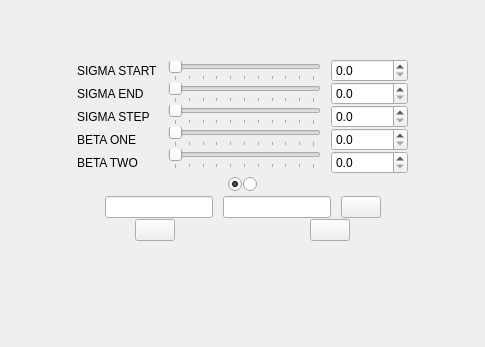
The window that ui/frangi_detektor.ui (RaphCucul/Image-registration-GUI) describes before a commit, drawn with Qt 5.
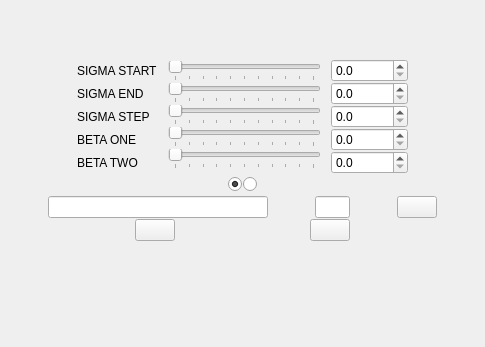
The same window after the commit. Icons and pictures are not drawn.

```diff
--- a/ui/frangi_detektor.ui
+++ b/ui/frangi_detektor.ui
@@ -330,23 +330,10 @@
     </layout>
    </item>
    <item>
-    <layout class="QHBoxLayout" name="HL_vyberVideaSnimku" stretch="2,1,2,1,2,1,2">
+    <layout class="QHBoxLayout" name="HL_vyberVideaSnimku" stretch="1,1,1">
      <property name="spacing">
       <number>0</number>
      </property>
-     <item>
-      <spacer name="horizontalSpacer_6">
-       <property name="orientation">
-        <enum>Qt::Horizontal</enum>
-       </property>
-       <property name="sizeHint" stdset="0">
-        <size>
-         <width>40</width>
-         <height>20</height>
-        </size>
-       </property>
-      </spacer>
-     </item>
      <item>
       <widget class="QLineEdit" name="chosenFile">
        <property name="sizePolicy">
@@ -355,6 +342,12 @@
          <verstretch>0</verstretch>
         </sizepolicy>
        </property>
+       <property name="maximumSize">
+        <size>
+         <width>220</width>
+         <height>16777215</height>
+        </size>
+       </property>
        <property name="text">
         <string/>
        </property>
@@ -363,22 +356,6 @@
        </property>
       </widget>
      </item>
-     <item>
-      <spacer name="horizontalSpacer_3">
-       <property name="orientation">
-        <enum>Qt::Horizontal</enum>
-       </property>
-       <property name="sizeType">
-        <enum>QSizePolicy::Fixed</enum>
-       </property>
-       <property name="sizeHint" stdset="0">
-        <size>
-         <width>10</width>
-         <height>20</height>
-        </size>
-       </property>
-      </spacer>
-     </item>
      <item>
       <widget class="QLineEdit" name="frameNumber">
        <property name="enabled">
@@ -390,27 +367,17 @@
          <verstretch>0</verstretch>
         </sizepolicy>
        </property>
+       <property name="maximumSize">
+        <size>
+         <width>35</width>
+         <height>16777215</height>
+        </size>
+       </property>
        <property name="placeholderText">
         <string/>
        </property>
       </widget>
      </item>
-     <item>
-      <spacer name="horizontalSpacer_4">
-       <property name="orientation">
-        <enum>Qt::Horizontal</enum>
-       </property>
-       <property name="sizeType">
-        <enum>QSizePolicy::Fixed</enum>
-       </property>
-       <property name="sizeHint" stdset="0">
-        <size>
-         <width>10</width>
-         <height>20</height>
-        </size>
-       </property>
-      </spacer>
-     </item>
      <item>
       <widget class="QPushButton" name="fileToAnalyse">
        <property name="sizePolicy">
@@ -432,19 +399,6 @@
        </property>
       </widget>
      </item>
-     <item>
-      <spacer name="horizontalSpacer_7">
-       <property name="orientation">
-        <enum>Qt::Horizontal</enum>
-       </property>
-       <property name="sizeHint" stdset="0">
-        <size>
-         <width>40</width>
-         <height>20</height>
-        </size>
-       </property>
-      </spacer>
-     </item>
     </layout>
    </item>
    <item>
```
